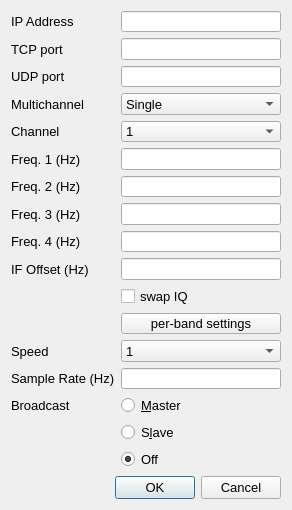
n4ogw/so2sdr, file so2sdr-bandmap/afedrisetup.ui: the form before one commit.
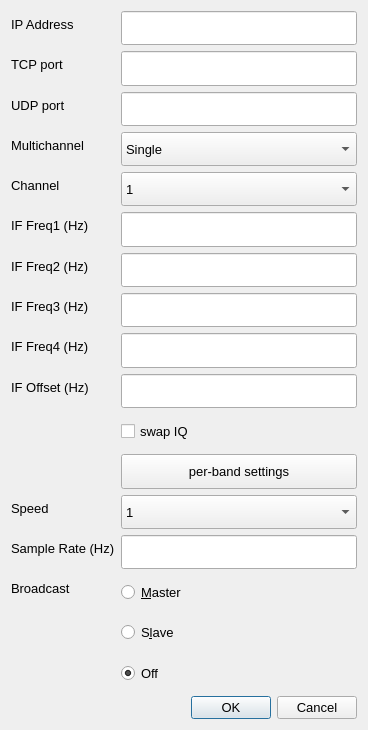
The form after the commit.

The edit to the form file:
```diff
--- a/so2sdr-bandmap/afedrisetup.ui
+++ b/so2sdr-bandmap/afedrisetup.ui
@@ -9,8 +9,8 @@
    <rect>
     <x>0</x>
     <y>0</y>
-    <width>292</width>
-    <height>510</height>
+    <width>368</width>
+    <height>730</height>
    </rect>
   </property>
   <property name="sizePolicy">
@@ -27,8 +27,8 @@
   </property>
   <property name="maximumSize">
    <size>
-    <width>600</width>
-    <height>1000</height>
+    <width>370</width>
+    <height>730</height>
    </size>
   </property>
   <property name="font">
@@ -186,7 +186,7 @@
      <item row="5" column="0">
       <widget class="QLabel" name="label_2">
        <property name="text">
-        <string>Freq. 1 (Hz)</string>
+        <string>IF Freq1 (Hz)</string>
        </property>
       </widget>
      </item>
@@ -206,7 +206,7 @@
      <item row="6" column="0">
       <widget class="QLabel" name="label_5">
        <property name="text">
-        <string>Freq. 2 (Hz)</string>
+        <string>IF Freq2 (Hz)</string>
        </property>
       </widget>
      </item>
@@ -229,7 +229,7 @@
      <item row="7" column="0">
       <widget class="QLabel" name="label_6">
        <property name="text">
-        <string>Freq. 3 (Hz)</string>
+        <string>IF Freq3 (Hz)</string>
        </property>
       </widget>
      </item>
@@ -249,7 +249,7 @@
      <item row="8" column="0">
       <widget class="QLabel" name="label_7">
        <property name="text">
-        <string>Freq. 4 (Hz)</string>
+        <string>IF Freq4 (Hz)</string>
        </property>
       </widget>
      </item>
```
Left out of the diff: 4 changed lines with no effect on the pictures.
